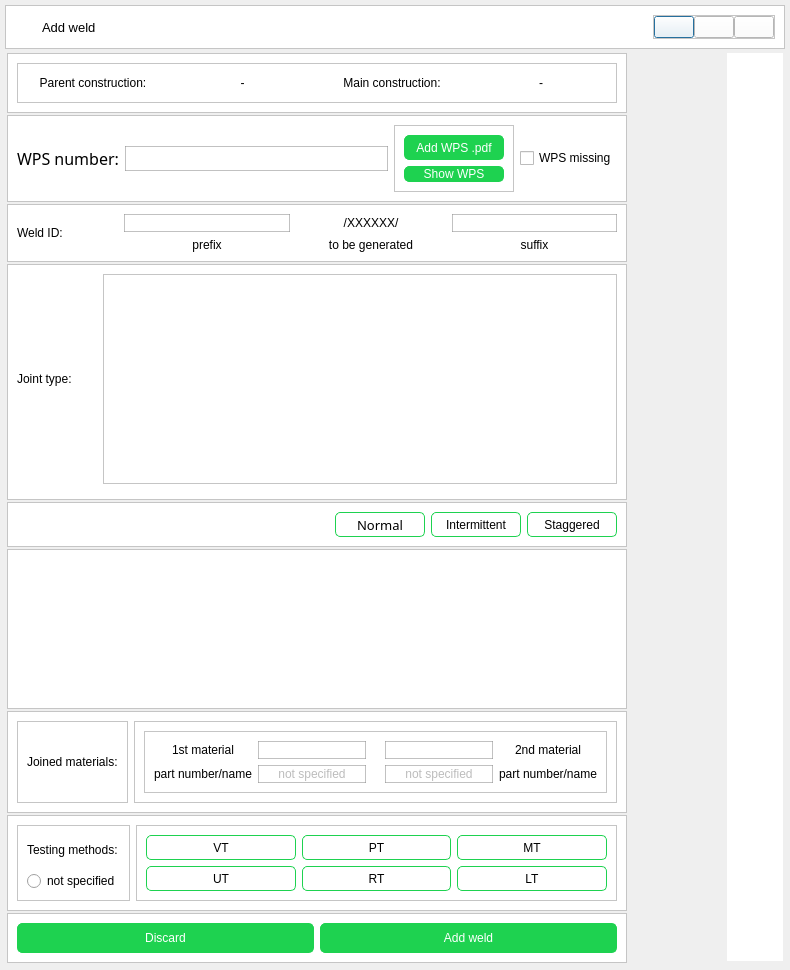
First picture: the form in DekiApp_pyqt5/Screens/new_weld_UI.ui, repository krzysiek-droid/Deki-Desktop-App, before the edit.
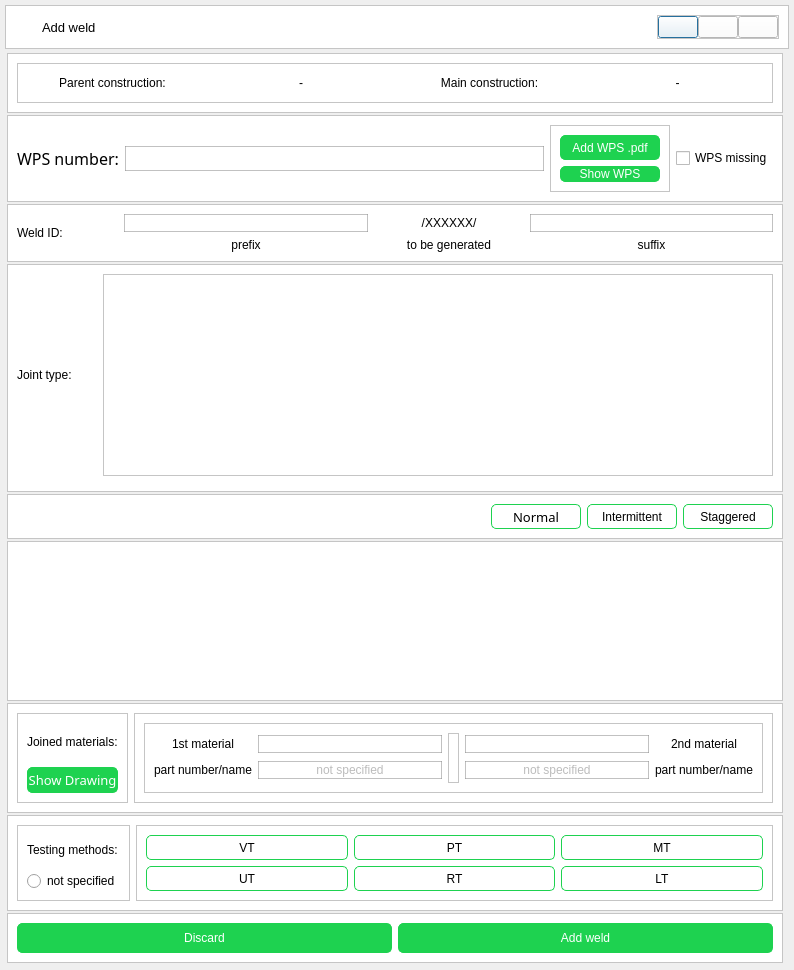
Second picture: the form after the edit. Icons and pictures are not drawn.

```diff
--- a/DekiApp_pyqt5/Screens/new_weld_UI.ui
+++ b/DekiApp_pyqt5/Screens/new_weld_UI.ui
@@ -6,7 +6,7 @@
    <rect>
     <x>0</x>
     <y>0</y>
-    <width>790</width>
+    <width>794</width>
     <height>970</height>
    </rect>
   </property>
@@ -257,7 +257,7 @@
            </property>
            <property name="minimumSize">
             <size>
-             <width>720</width>
+             <width>780</width>
              <height>0</height>
             </size>
            </property>
@@ -287,7 +287,7 @@
               </property>
               <property name="minimumSize">
                <size>
-                <width>550</width>
+                <width>780</width>
                 <height>0</height>
                </size>
               </property>
@@ -318,6 +318,12 @@
                    <verstretch>0</verstretch>
                   </sizepolicy>
                  </property>
+                 <property name="minimumSize">
+                  <size>
+                   <width>780</width>
+                   <height>0</height>
+                  </size>
+                 </property>
                  <property name="styleSheet">
                   <string notr="true"/>
                  </property>
@@ -514,6 +520,9 @@
                      </item>
                      <item>
                       <widget class="QLineEdit" name="wpsNumberLine">
+                       <property name="enabled">
+                        <bool>true</bool>
+                       </property>
                        <property name="minimumSize">
                         <size>
                          <width>0</width>
@@ -523,6 +532,9 @@
                        <property name="alignment">
                         <set>Qt::AlignCenter</set>
                        </property>
+                       <property name="clearButtonEnabled">
+                        <bool>true</bool>
+                       </property>
                       </widget>
                      </item>
                      <item>
@@ -549,6 +561,9 @@
                         </item>
                         <item>
                          <widget class="QPushButton" name="showWPSBtn">
+                          <property name="enabled">
+                           <bool>false</bool>
+                          </property>
                           <property name="text">
                            <string>Show WPS</string>
                           </property>
@@ -636,6 +651,9 @@
                          <property name="alignment">
                           <set>Qt::AlignCenter</set>
                          </property>
+                         <property name="clearButtonEnabled">
+                          <bool>true</bool>
+                         </property>
                         </widget>
                        </item>
                        <item row="0" column="2">
@@ -643,6 +661,9 @@
                          <property name="alignment">
                           <set>Qt::AlignCenter</set>
                          </property>
+                         <property name="clearButtonEnabled">
+                          <bool>true</bool>
+                         </property>
                         </widget>
                        </item>
                        <item row="1" column="0">
@@ -762,6 +783,21 @@
                         <enum>QFrame::Raised</enum>
                        </property>
                        <layout class="QHBoxLayout" name="horizontalLayout_10">
+                        <property name="spacing">
+                         <number>5</number>
+                        </property>
+                        <property name="leftMargin">
+                         <number>5</number>
+                        </property>
+                        <property name="topMargin">
+                         <number>5</number>
+                        </property>
+                        <property name="rightMargin">
+                         <number>5</number>
+                        </property>
+                        <property name="bottomMargin">
+                         <number>5</number>
+                        </property>
                         <item>
                          <widget class="QSplitter" name="splitter">
                           <property name="orientation">
@@ -1079,6 +1115,28 @@
                           </property>
                          </widget>
                         </item>
+                        <item>
+                         <widget class="QPushButton" name="pushButton">
+                          <property name="minimumSize">
+                           <size>
+                            <width>0</width>
+                            <height>26</height>
+                           </size>
+                          </property>
+                          <property name="font">
+                           <font>
+                            <family>Arial 12</family>
+                            <pointsize>10</pointsize>
+                            <weight>9</weight>
+                            <italic>false</italic>
+                            <bold>false</bold>
+                           </font>
+                          </property>
+                          <property name="text">
+                           <string>Show Drawing</string>
+                          </property>
+                         </widget>
+                        </item>
                        </layout>
                       </widget>
                      </item>
@@ -1125,6 +1183,9 @@
                                <property name="placeholderText">
                                 <string>not specified</string>
                                </property>
+                               <property name="clearButtonEnabled">
+                                <bool>true</bool>
+                               </property>
                               </widget>
                              </item>
                              <item row="0" column="1">
@@ -1138,6 +1199,9 @@
                                <property name="alignment">
                                 <set>Qt::AlignCenter</set>
                                </property>
+                               <property name="clearButtonEnabled">
+                                <bool>true</bool>
+                               </property>
                               </widget>
                              </item>
                              <item row="0" column="0">
@@ -1162,17 +1226,52 @@
                              </item>
                             </layout>
                            </item>
-                           <item alignment="Qt::AlignVCenter">
-                            <widget class="QLabel" name="label_4">
-                             <property name="text">
-                              <string/>
+                           <item>
+                            <widget class="QFrame" name="frame_10">
+                             <property name="frameShape">
+                              <enum>QFrame::StyledPanel</enum>
                              </property>
-                             <property name="pixmap">
-                              <pixmap resource="../resources.qrc">:/Icons/Icons/x-circle.svg</pixmap>
+                             <property name="frameShadow">
+                              <enum>QFrame::Raised</enum>
                              </property>
-                             <property name="scaledContents">
-                              <bool>true</bool>
-                             </property>
+                             <layout class="QVBoxLayout" name="verticalLayout_11">
+                              <property name="spacing">
+                               <number>2</number>
+                              </property>
+                              <property name="leftMargin">
+                               <number>1</number>
+                              </property>
+                              <property name="topMargin">
+                               <number>1</number>
+                              </property>
+                              <property name="rightMargin">
+                               <number>1</number>
+                              </property>
+                              <property name="bottomMargin">
+                               <number>1</number>
+                              </property>
+                              <item>
+                               <widget class="QLabel" name="upperWeldIcon">
+                                <property name="text">
+                                 <string/>
+                                </property>
+                               </widget>
+                              </item>
+                              <item>
+                               <widget class="QLabel" name="label_4">
+                                <property name="text">
+                                 <string/>
+                                </property>
+                               </widget>
+                              </item>
+                              <item>
+                               <widget class="QLabel" name="lowerWeldIcon">
+                                <property name="text">
+                                 <string/>
+                                </property>
+                               </widget>
+                              </item>
+                             </layout>
                             </widget>
                            </item>
                            <item>
@@ -1191,6 +1290,9 @@
                                <property name="placeholderText">
                                 <string>not specified</string>
                                </property>
+                               <property name="clearButtonEnabled">
+                                <bool>true</bool>
+                               </property>
                               </widget>
                              </item>
                              <item row="0" column="0">
@@ -1204,6 +1306,9 @@
                                <property name="alignment">
                                 <set>Qt::AlignCenter</set>
                                </property>
+                               <property name="clearButtonEnabled">
+                                <bool>true</bool>
+                               </property>
                               </widget>
                              </item>
                              <item row="0" column="1">
@@ -1248,7 +1353,14 @@
 	border-radius: 5px;
 	border: 1px solid rgb(30, 210, 80);
 	background-color: rgb(255, 255, 255);
+	color: rgb(0, 0, 0);
 }
+QPushButton:disabled {
+background-color:rgb(194, 194, 194);
+}
+QPushButton:checked{
+	background-color: rgb(30, 210, 80);}
+
 </string>
                     </property>
                     <property name="frameShape">
@@ -1302,9 +1414,7 @@
                         </size>
                        </property>
                        <property name="styleSheet">
-                        <string notr="true">QPushButton{
-	color: rgb(0, 0, 0);
-}</string>
+                        <string notr="true"/>
                        </property>
                        <property name="frameShape">
                         <enum>QFrame::StyledPanel</enum>
@@ -1355,6 +1465,9 @@
                         </item>
                         <item row="0" column="2">
                          <widget class="QPushButton" name="testMthdBtnPT">
+                          <property name="enabled">
+                           <bool>true</bool>
+                          </property>
                           <property name="minimumSize">
                            <size>
                             <width>0</width>
@@ -1371,6 +1484,9 @@
                           <property name="checkable">
                            <bool>true</bool>
                           </property>
+                          <property name="checked">
+                           <bool>false</bool>
+                          </property>
                          </widget>
                         </item>
                         <item row="0" column="0">
@@ -1529,9 +1645,9 @@
                              <colorrole role="Button">
                               <brush brushstyle="SolidPattern">
                                <color alpha="255">
-                                <red>255</red>
-                                <green>255</green>
-                                <blue>255</blue>
+                                <red>194</red>
+                                <green>194</green>
+                                <blue>194</blue>
                                </color>
                               </brush>
                              </colorrole>
@@ -1556,18 +1672,18 @@
                              <colorrole role="Base">
                               <brush brushstyle="SolidPattern">
                                <color alpha="255">
-                                <red>255</red>
-                                <green>255</green>
-                                <blue>255</blue>
+                                <red>194</red>
+                                <green>194</green>
+                                <blue>194</blue>
                                </color>
                               </brush>
                              </colorrole>
                              <colorrole role="Window">
                               <brush brushstyle="SolidPattern">
                                <color alpha="255">
-                                <red>255</red>
-                                <green>255</green>
-                                <blue>255</blue>
+                                <red>194</red>
+                                <green>194</green>
+                                <blue>194</blue>
                                </color>
                               </brush>
                              </colorrole>
```
